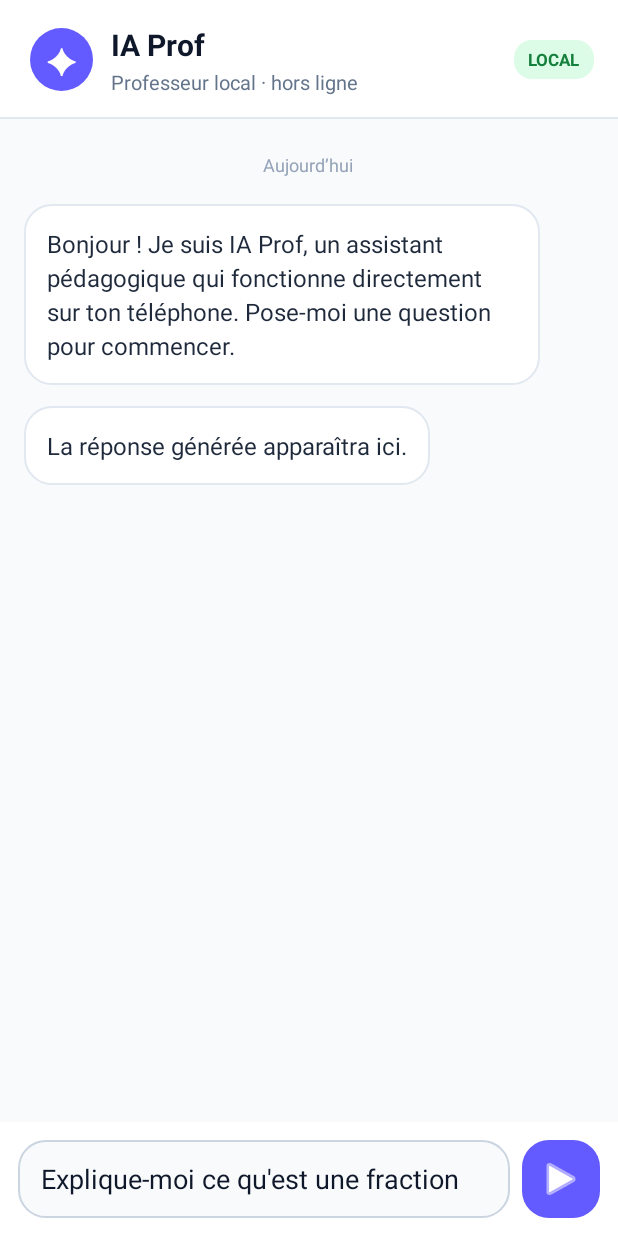
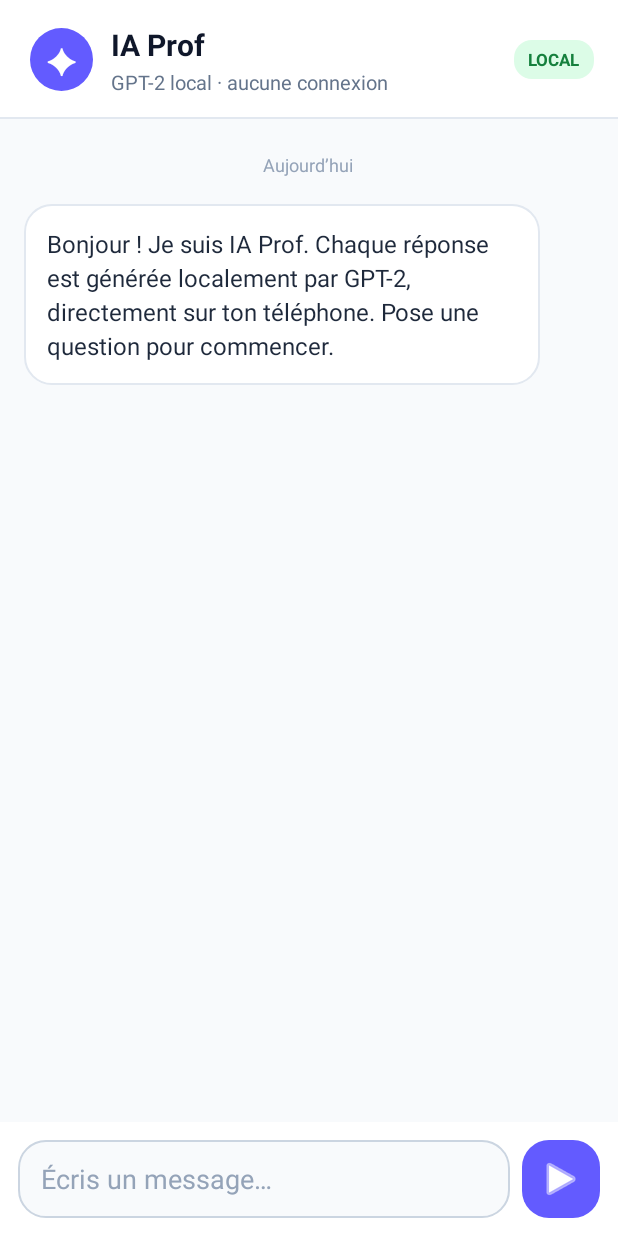
Before and after one commit to elkalebanquier-eng/IAProf, an Android app: the screen it shows after launch (MainActivity), on a phone screen of 412 x 824 dp. Run offline under Robolectric (Android 15) with nearby library versions, the phone set to English and light mode, and no system bars; libraries missing offline, so code that uses them is left out: org.tensorflow.lite; 1 statement that could not run was skipped.

Commit message:
Improve offline chat experience and conversation history

```diff
--- a/app/src/main/java/com/example/iaprof/MainActivity.kt
+++ b/app/src/main/java/com/example/iaprof/MainActivity.kt
@@ -1,7 +1,9 @@
 package com.example.iaprof
 
+import android.graphics.Color
 import android.os.Bundle
 import android.text.method.ScrollingMovementMethod
+import android.view.Gravity
 import android.widget.*
 import androidx.appcompat.app.AppCompatActivity
 import org.tensorflow.lite.Interpreter
@@ -12,22 +14,23 @@ class MainActivity : AppCompatActivity() {
     private lateinit var interpreter: Interpreter
     private lateinit var tokenizer: Gpt2Tokenizer
     private lateinit var input: EditText
-    private lateinit var output: TextView
+    private lateinit var chat: LinearLayout
+    private lateinit var scroll: ScrollView
+    private lateinit var send: ImageButton
     private val contextLength = 64
 
     override fun onCreate(savedInstanceState: Bundle?) {
         super.onCreate(savedInstanceState)
         setContentView(R.layout.activity_main)
-        input = findViewById(R.id.prompt)
-        output = findViewById(R.id.response)
-        output.movementMethod = ScrollingMovementMethod()
+        input = findViewById(R.id.prompt); chat = findViewById(R.id.chat_container)
+        scroll = findViewById(R.id.chat_scroll); send = findViewById(R.id.generate)
+        findViewById<TextView>(R.id.welcome).movementMethod = ScrollingMovementMethod()
+        send.setOnClickListener { generateAsync() }
+        input.setOnEditorActionListener { _, _, _ -> generateAsync(); true }
         try {
             tokenizer = Gpt2Tokenizer(this)
             interpreter = Interpreter(loadModel(), Interpreter.Options().apply { setNumThreads(2) })
-            findViewById<ImageButton>(R.id.generate).setOnClickListener { generateAsync() }
-        } catch (e: Exception) {
-            output.text = "Impossible de charger le modèle GPT-2 local : ${e.message}"
-        }
+        } catch (e: Exception) { addAssistant("Le modèle GPT-2 local n’a pas pu être chargé : ${e.message}") }
     }
 
     private fun loadModel(): ByteBuffer {
@@ -37,37 +40,42 @@ class MainActivity : AppCompatActivity() {
 
     private fun generateAsync() {
         val prompt = input.text.toString().trim()
-        if (prompt.isEmpty()) { output.text = "Écris une question pour commencer."; return }
-        val button = findViewById<ImageButton>(R.id.generate)
-        button.isEnabled = false; output.text = "Génération locale GPT-2…"
+        if (prompt.isEmpty() || !::interpreter.isInitialized) return
+        addUser(prompt); input.setText(""); send.isEnabled = false
+        val thinking = addAssistant("Génération locale…")
         Thread {
-            val answer = generateText(prompt, 24)
-            runOnUiThread { output.text = answer; button.isEnabled = true }
+            val answer = try { generateText(prompt, 24) } catch (e: Exception) { "Erreur d’inférence locale : ${e.message}" }
+            runOnUiThread { thinking.text = answer; send.isEnabled = true; scroll.post { scroll.fullScroll(ScrollView.FOCUS_DOWN) } }
         }.start()
     }
 
-    /** Full-sequence autoregressive decoding: GPT-2 receives the current 64-token window at every step. */
+    private fun addUser(text: String) {
+        val v = TextView(this).apply { this.text = text; textSize = 16f; setTextColor(Color.WHITE); setPadding(15, 12, 15, 12); setBackgroundResource(R.drawable.user_bubble); gravity = Gravity.START }
+        chat.addView(v, LinearLayout.LayoutParams(-2, -2).apply { gravity = Gravity.END; setMargins(42, 12, 0, 0) }); scrollDown()
+    }
+
+    private fun addAssistant(text: String): TextView {
+        val v = TextView(this).apply { this.text = text; textSize = 16f; setTextColor(Color.rgb(30,41,59)); setLineSpacing(4f, 1f); setPadding(15, 12, 15, 12); setBackgroundResource(R.drawable.assistant_bubble) }
+        chat.addView(v, LinearLayout.LayoutParams(-2, -2).apply { gravity = Gravity.START; setMargins(0, 12, 42, 0) }); scrollDown(); return v
+    }
+
+    private fun scrollDown() { scroll.post { scroll.fullScroll(ScrollView.FOCUS_DOWN) } }
+
     private fun generateText(prompt: String, maxTokens: Int): String {
         val ids = tokenizer.encode(prompt).take(contextLength - maxTokens).toMutableList()
-        val originalCount = ids.size
         repeat(maxTokens) {
-            val window = IntArray(contextLength)
-            val start = maxOf(0, ids.size - contextLength)
+            val window = IntArray(contextLength); val start = maxOf(0, ids.size - contextLength)
             ids.subList(start, ids.size).forEachIndexed { index, id -> window[index] = id }
             val logits = Array(1) { Array(contextLength) { FloatArray(50257) } }
-            val caches = HashMap<Int, Any>()
-            for (i in 1..12) caches[i] = Array(2) { Array(12) { Array(contextLength) { FloatArray(contextLength) } } }
             val outputs = HashMap<Int, Any>(); outputs[0] = logits[0]
-            for (i in 1..12) outputs[i] = caches[i]!!
+            for (i in 1..12) outputs[i] = Array(2) { Array(12) { Array(contextLength) { FloatArray(contextLength) } } }
             interpreter.runForMultipleInputsOutputs(arrayOf(window), outputs)
-            val lastIndex = minOf(ids.size - start - 1, contextLength - 1)
-            val row = logits[0][lastIndex]
+            val row = logits[0][minOf(ids.size - start - 1, contextLength - 1)]
             var next = 0; var best = row[0]
             for (j in 1 until row.size) if (row[j] > best) { best = row[j]; next = j }
-            ids.add(next)
-            if (next == 50256) return tokenizer.decode(ids)
+            ids.add(next); if (next == 50256) return tokenizer.decode(ids)
         }
-        return tokenizer.decode(ids.drop(0).take(originalCount + maxTokens))
+        return tokenizer.decode(ids)
     }
 
     override fun onDestroy() { if (::interpreter.isInitialized) interpreter.close(); super.onDestroy() }
--- /dev/null
+++ b/app/src/main/res/drawable/user_bubble.xml
@@ -0,0 +1 @@
+<shape xmlns:android="http://schemas.android.com/apk/res/android" android:shape="rectangle"><solid android:color="#635BFF"/><corners android:topLeftRadius="18dp" android:topRightRadius="18dp" android:bottomLeftRadius="18dp" android:bottomRightRadius="5dp"/></shape>
--- a/app/src/main/res/layout/activity_main.xml
+++ b/app/src/main/res/layout/activity_main.xml
@@ -4,20 +4,19 @@
         <TextView android:layout_width="42dp" android:layout_height="42dp" android:gravity="center" android:text="✦" android:textSize="24sp" android:textColor="#FFFFFF" android:background="@drawable/avatar_background"/>
         <LinearLayout android:layout_width="0dp" android:layout_height="wrap_content" android:layout_weight="1" android:orientation="vertical" android:layout_marginStart="12dp">
             <TextView android:layout_width="wrap_content" android:layout_height="wrap_content" android:text="IA Prof" android:textStyle="bold" android:textSize="20sp" android:textColor="#0F172A"/>
-            <TextView android:layout_width="wrap_content" android:layout_height="wrap_content" android:text="Professeur local · hors ligne" android:textSize="13sp" android:textColor="#64748B" android:layout_marginTop="2dp"/>
+            <TextView android:layout_width="wrap_content" android:layout_height="wrap_content" android:text="GPT-2 local · aucune connexion" android:textSize="13sp" android:textColor="#64748B" android:layout_marginTop="2dp"/>
         </LinearLayout>
         <TextView android:layout_width="wrap_content" android:layout_height="wrap_content" android:text="LOCAL" android:textSize="11sp" android:textStyle="bold" android:textColor="#15803D" android:background="@drawable/local_badge" android:paddingStart="9dp" android:paddingEnd="9dp" android:paddingTop="5dp" android:paddingBottom="5dp"/>
     </LinearLayout>
     <View android:layout_width="match_parent" android:layout_height="1dp" android:background="#E2E8F0"/>
     <ScrollView android:id="@+id/chat_scroll" android:layout_width="match_parent" android:layout_height="0dp" android:layout_weight="1" android:fillViewport="true" android:paddingStart="16dp" android:paddingEnd="16dp" android:paddingTop="22dp" android:paddingBottom="12dp">
-        <LinearLayout android:layout_width="match_parent" android:layout_height="wrap_content" android:orientation="vertical">
+        <LinearLayout android:id="@+id/chat_container" android:layout_width="match_parent" android:layout_height="wrap_content" android:orientation="vertical">
             <TextView android:layout_width="wrap_content" android:layout_height="wrap_content" android:text="Aujourd’hui" android:textSize="12sp" android:textColor="#94A3B8" android:layout_gravity="center_horizontal" android:layout_marginBottom="18dp"/>
-            <TextView android:layout_width="wrap_content" android:layout_height="wrap_content" android:text="Bonjour ! Je suis IA Prof, un assistant pédagogique qui fonctionne directement sur ton téléphone. Pose-moi une question pour commencer." android:textSize="16sp" android:lineSpacingExtra="4dp" android:textColor="#1E293B" android:background="@drawable/assistant_bubble" android:padding="15dp" android:layout_marginEnd="36dp"/>
-            <TextView android:id="@+id/response" android:layout_width="wrap_content" android:layout_height="wrap_content" android:text="La réponse générée apparaîtra ici." android:textSize="16sp" android:lineSpacingExtra="4dp" android:textColor="#1E293B" android:background="@drawable/assistant_bubble" android:padding="15dp" android:layout_marginTop="14dp" android:layout_marginEnd="36dp"/>
+            <TextView android:id="@+id/welcome" android:layout_width="wrap_content" android:layout_height="wrap_content" android:text="Bonjour ! Je suis IA Prof. Chaque réponse est générée localement par GPT-2, directement sur ton téléphone. Pose une question pour commencer." android:textSize="16sp" android:lineSpacingExtra="4dp" android:textColor="#1E293B" android:background="@drawable/assistant_bubble" android:padding="15dp" android:layout_marginEnd="36dp"/>
         </LinearLayout>
     </ScrollView>
     <LinearLayout android:layout_width="match_parent" android:layout_height="wrap_content" android:orientation="horizontal" android:gravity="bottom" android:padding="12dp" android:background="#FFFFFF">
-        <EditText android:id="@+id/prompt" android:layout_width="0dp" android:layout_height="wrap_content" android:layout_weight="1" android:minHeight="52dp" android:maxLines="4" android:hint="Écris un message…" android:text="Explique-moi ce qu'est une fraction" android:inputType="textCapSentences|textMultiLine" android:paddingStart="15dp" android:paddingEnd="15dp" android:paddingTop="12dp" android:paddingBottom="12dp" android:background="@drawable/input_background" android:textColor="#0F172A" android:textColorHint="#94A3B8"/>
-        <ImageButton android:id="@+id/generate" android:layout_width="52dp" android:layout_height="52dp" android:layout_marginStart="8dp" android:src="@android:drawable/ic_media_play" android:contentDescription="Envoyer" android:tint="#FFFFFF" android:background="@drawable/send_background"/>
+        <EditText android:id="@+id/prompt" android:layout_width="0dp" android:layout_height="wrap_content" android:layout_weight="1" android:minHeight="52dp" android:maxLines="4" android:hint="Écris un message…" android:inputType="textCapSentences|textMultiLine" android:paddingStart="15dp" android:paddingEnd="15dp" android:paddingTop="12dp" android:paddingBottom="12dp" android:background="@drawable/input_background" android:textColor="#0F172A" android:textColorHint="#94A3B8"/>
+        <ImageButton android:id="@+id/generate" android:layout_width="52dp" android:layout_height="52dp" android:layout_marginStart="8dp" android:src="@android:drawable/ic_media_play" android:contentDescription="Envoyer le message" android:tint="#FFFFFF" android:background="@drawable/send_background"/>
     </LinearLayout>
 </LinearLayout>
```
Also changed, not shown: 1 other file.
